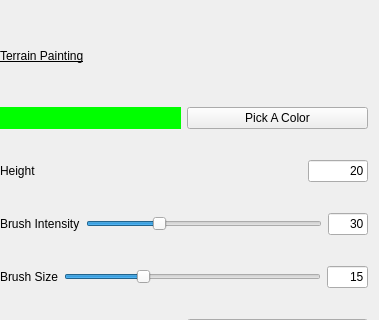
First picture: the form in asset_collector_tool/qsf_editor/tools/TerrainEditColorMapToolbox.ui, repository KillerConsti/EditorTools, before the edit; both pictures show x 0 to 379 and y 0 to 320 of the 379 by 484 pixel window.
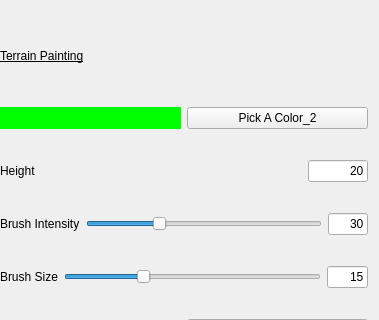
Second picture: the form after the edit.

Patch:
```diff
--- a/asset_collector_tool/qsf_editor/tools/TerrainEditColorMapToolbox.ui
+++ b/asset_collector_tool/qsf_editor/tools/TerrainEditColorMapToolbox.ui
@@ -76,7 +76,7 @@
         <bool>true</bool>
        </property>
        <property name="text">
-        <string>Pick A Color</string>
+        <string>Pick A Color_2</string>
        </property>
        <property name="checkable">
         <bool>true</bool>
```
